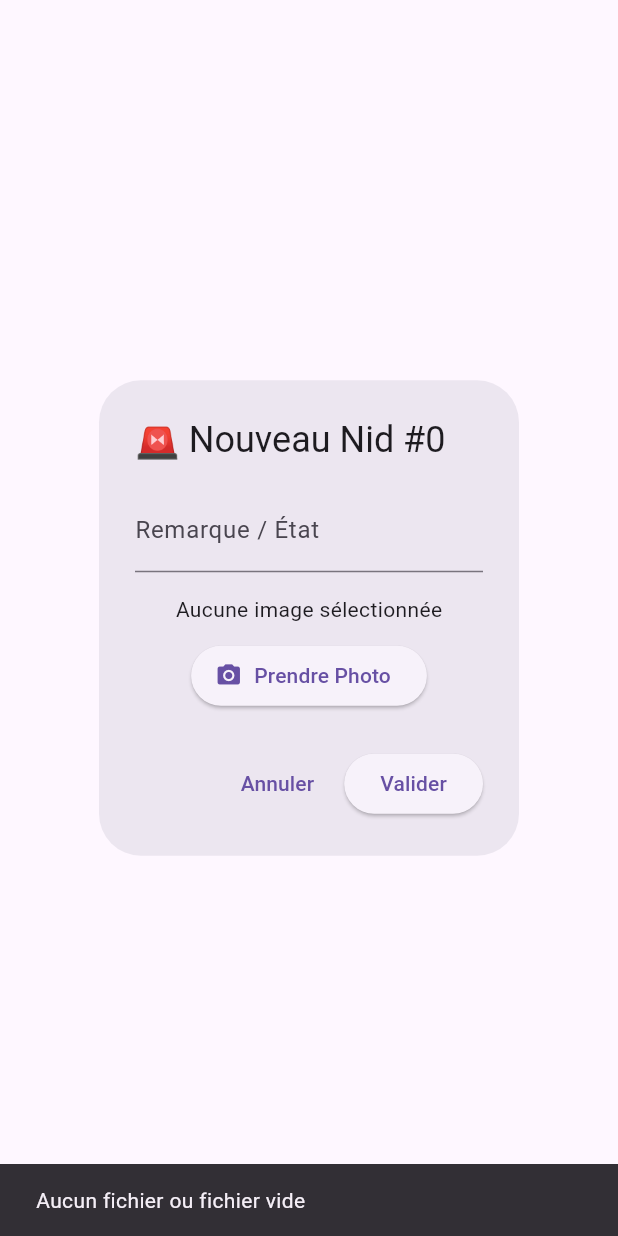
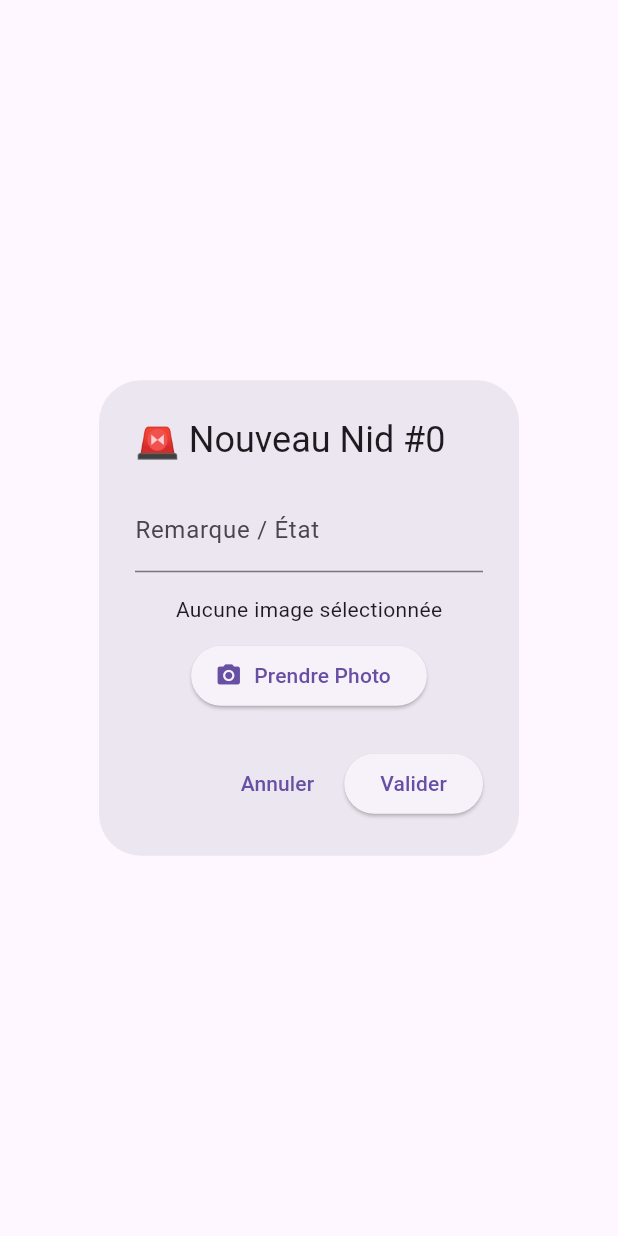
Before and after one commit to mams95190/Test1, a Flutter app: the AddNidDialog widget shown alone on an empty page, opened directly with empty values, after a tap on "Prendre Photo", on a phone screen of 412 x 824 dp. Run offline on Flutter 3.47's test engine with Material 3 defaults, Android fonts, the phone set to English and light mode, and no system bars; our stand-ins replace cloud_firestore, file_picker, firebase_core, firebase_storage, flutter_map, latlong2; accounts and stored records are empty.

Commit message:
Update main.dart

```diff
--- a/lib/main.dart
+++ b/lib/main.dart
@@ -67,7 +67,6 @@ class _NidDashboardScreenState extends State<NidDashboardScreen> {
 
           return Row(
             children: [
-              // --- CARTE ---
               Expanded(
                 flex: 7,
                 child: FlutterMap(
@@ -107,10 +106,7 @@ class _NidDashboardScreenState extends State<NidDashboardScreen> {
                                 color: color,
                                 shape: BoxShape.circle,
                                 boxShadow: [
-                                  BoxShadow(
-                                      color: Colors.black.withOpacity(0.3),
-                                      blurRadius: 8,
-                                      spreadRadius: 1),
+                                  BoxShadow(color: Colors.black.withOpacity(0.3), blurRadius: 8, spreadRadius: 1),
                                 ],
                               ),
                               child: Stack(
@@ -126,10 +122,7 @@ class _NidDashboardScreenState extends State<NidDashboardScreen> {
                                         fontSize: 16,
                                         fontWeight: FontWeight.bold,
                                         shadows: [
-                                          Shadow(
-                                              color: Colors.black54,
-                                              offset: Offset(1, 1),
-                                              blurRadius: 2)
+                                          Shadow(color: Colors.black54, offset: Offset(1, 1), blurRadius: 2)
                                         ],
                                       ),
                                     ),
@@ -144,8 +137,6 @@ class _NidDashboardScreenState extends State<NidDashboardScreen> {
                   ],
                 ),
               ),
-
-              // --- LISTE SIDEBAR ---
               Expanded(
                 flex: 3,
                 child: Container(
@@ -196,7 +187,6 @@ class _NidDashboardScreenState extends State<NidDashboardScreen> {
   }
 }
 
-// --- AddNidDialog corrigé ---
 class AddNidDialog extends StatefulWidget {
   final LatLng pos;
   final int autoNum;
@@ -218,33 +208,16 @@ class _AddNidDialogState extends State<AddNidDialog> {
       content: Column(
         mainAxisSize: MainAxisSize.min,
         children: [
-          TextField(
-            controller: _controller,
-            decoration: InputDecoration(labelText: 'Remarque / État'),
-          ),
+          TextField(controller: _controller, decoration: InputDecoration(labelText: 'Remarque / État')),
           SizedBox(height: 15),
-          if (_bytes != null)
-            Image.memory(_bytes!, height: 100)
-          else
-            Text("Aucune image sélectionnée"),
+          if (_bytes != null) Image.memory(_bytes!, height: 100) else Text("Aucune image sélectionnée"),
           SizedBox(height: 10),
           ElevatedButton.icon(
             onPressed: () async {
               try {
                 final res = await FilePicker.platform.pickFiles(type: FileType.image);
-                if (res != null && res.files.single.bytes != null) {
-                  setState(() => _bytes = res.files.single.bytes);
-                  print("Bytes length: ${_bytes!.length}");
-                } else {
-                  print("Aucun fichier ou fichier vide");
-                  ScaffoldMessenger.of(context)
-                      .showSnackBar(SnackBar(content: Text("Aucun fichier ou fichier vide")));
-                }
-              } catch (e) {
-                print("Erreur file picker: $e");
-                ScaffoldMessenger.of(context)
-                    .showSnackBar(SnackBar(content: Text("Erreur file picker: $e")));
-              }
+                if (res != null && res.files.single.bytes != null) setState(() => _bytes = res.files.single.bytes);
+              } catch (e) {}
             },
             icon: Icon(Icons.camera_alt),
             label: Text('Prendre Photo'),
@@ -257,23 +230,14 @@ class _AddNidDialogState extends State<AddNidDialog> {
           onPressed: _loading
               ? null
               : () async {
-                  if (_bytes == null || _controller.text.isEmpty) {
-                    ScaffoldMessenger.of(context).showSnackBar(
-                      SnackBar(content: Text("Remplis le texte et choisis une image !")),
-                    );
-                    return;
-                  }
+                  if (_bytes == null || _controller.text.isEmpty) return;
 
                   setState(() => _loading = true);
 
                   try {
-                    final ref = FirebaseStorage.instance
-                        .ref()
-                        .child('nids/${DateTime.now().millisecondsSinceEpoch}.jpg');
-
+                    final ref = FirebaseStorage.instance.ref().child('nids/${DateTime.now().millisecondsSinceEpoch}.jpg');
                     await ref.putData(_bytes!);
                     final url = await ref.getDownloadURL();
-                    print("Upload réussi, url: $url");
 
                     await FirebaseFirestore.instance.collection('nids').add({
                       'num': widget.autoNum,
@@ -285,9 +249,6 @@ class _AddNidDialogState extends State<AddNidDialog> {
 
                     Navigator.pop(context);
                   } catch (e) {
-                    print("Erreur upload: $e");
-                    ScaffoldMessenger.of(context)
-                        .showSnackBar(SnackBar(content: Text("Erreur upload: $e")));
                     setState(() => _loading = false);
                   }
                 },
```
